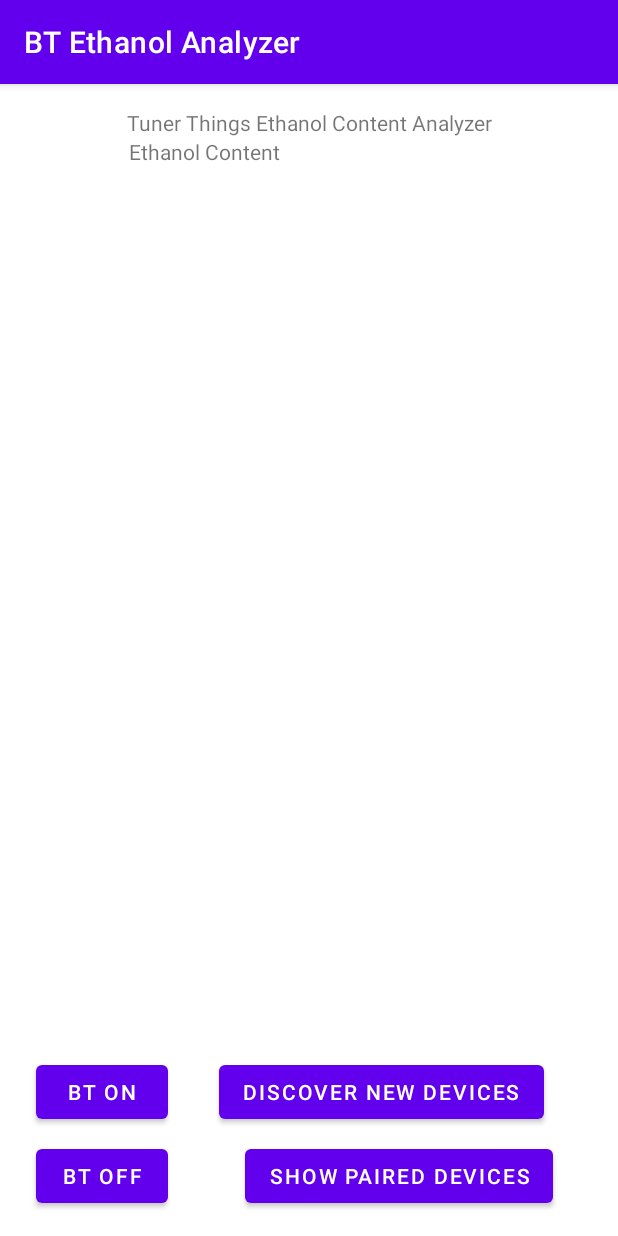
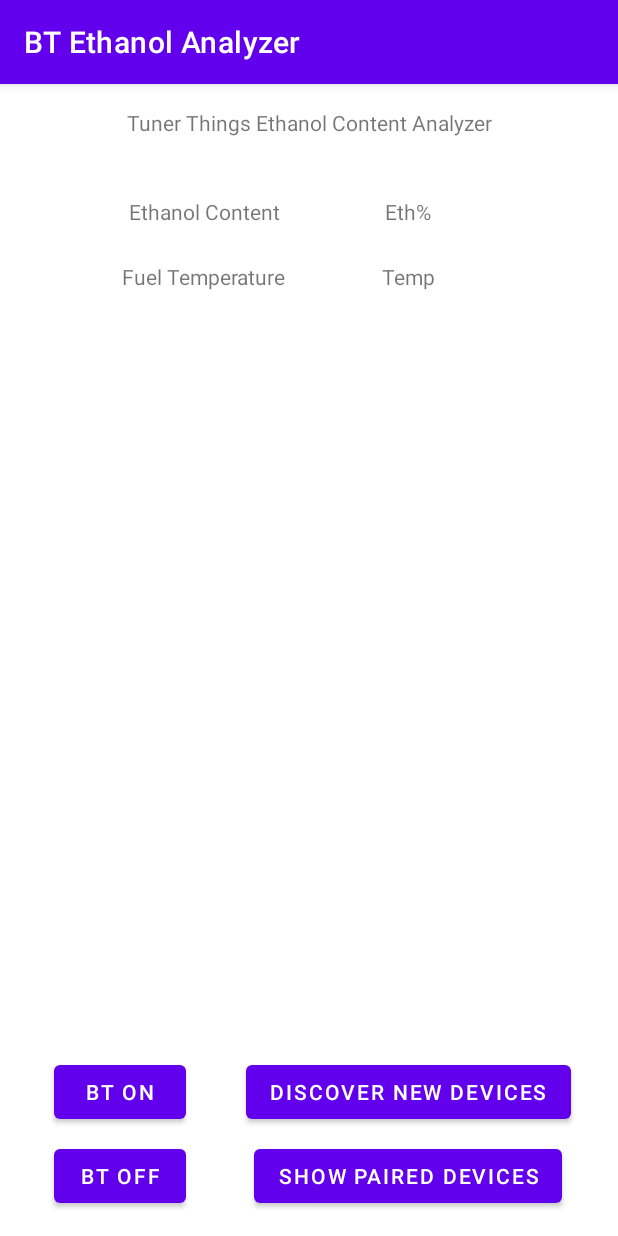
Before and after one commit to FlapjackStaxx/BT-Ethanol-Content-Analyzer, an Android app: the screen it shows after launch (MainActivity), on a phone screen of 412 x 824 dp. Run offline under Robolectric (Android 15) with nearby library versions, the light colour scheme and no system bars.

Commit message:
Created Main layout Created BT Popup for select and device find

```diff
--- a/app/src/main/res/layout/activity_main.xml
+++ b/app/src/main/res/layout/activity_main.xml
@@ -28,19 +28,19 @@
         android:layout_marginBottom="8dp"
         android:text="BT On"
         app:layout_constraintBottom_toTopOf="@+id/btOffBtn"
+        app:layout_constraintEnd_toStartOf="@+id/guidelineL"
         app:layout_constraintStart_toStartOf="parent" />
 
     <Button
         android:id="@+id/btDiscNewBtn"
         android:layout_width="wrap_content"
         android:layout_height="wrap_content"
-        android:layout_marginEnd="16dp"
         android:layout_marginBottom="8dp"
 
         android:text="Discover New Devices"
         app:layout_constraintBottom_toTopOf="@+id/btShowPairedBtn"
-        app:layout_constraintEnd_toEndOf="parent"
-        app:layout_constraintStart_toEndOf="@+id/btOnBtn" />
+        app:layout_constraintEnd_toStartOf="@+id/guidelineR"
+        app:layout_constraintStart_toStartOf="@+id/guidelineR" />
 
     <Button
         android:id="@+id/btOffBtn"
@@ -50,20 +50,20 @@
         android:layout_marginBottom="16dp"
         android:text="BT Off"
         app:layout_constraintBottom_toBottomOf="parent"
+        app:layout_constraintEnd_toStartOf="@+id/guidelineL"
         app:layout_constraintStart_toStartOf="parent" />
 
     <Button
         android:id="@+id/btShowPairedBtn"
         android:layout_width="wrap_content"
         android:layout_height="wrap_content"
-        android:layout_marginStart="24dp"
-        android:layout_marginEnd="16dp"
         android:layout_marginBottom="16dp"
 
         android:text="Show Paired Devices"
         app:layout_constraintBottom_toBottomOf="parent"
-        app:layout_constraintEnd_toEndOf="parent"
-        app:layout_constraintStart_toEndOf="@+id/btOffBtn" />
+        app:layout_constraintEnd_toStartOf="@+id/guidelineR"
+        app:layout_constraintHorizontal_bias="1.0"
+        app:layout_constraintStart_toStartOf="@+id/guidelineR" />
 
     <TextView
         android:id="@+id/nameTv"
@@ -79,10 +79,43 @@
         android:id="@+id/ethTv"
         android:layout_width="wrap_content"
         android:layout_height="wrap_content"
+        android:layout_marginTop="40dp"
         android:text="Ethanol Content"
         app:layout_constraintEnd_toStartOf="@+id/guidelineL"
         app:layout_constraintStart_toStartOf="@+id/guidelineL"
         app:layout_constraintTop_toBottomOf="@+id/nameTv" />
 
+    <TextView
+        android:id="@+id/ethTempTv"
+        android:layout_width="wrap_content"
+        android:layout_height="wrap_content"
+        android:layout_marginTop="24dp"
+        android:text="Fuel Temperature"
+        app:layout_constraintEnd_toStartOf="@+id/guidelineL"
+        app:layout_constraintHorizontal_bias="0.505"
+        app:layout_constraintStart_toStartOf="@+id/guidelineL"
+        app:layout_constraintTop_toBottomOf="@+id/ethTv" />
+
+    <TextView
+        android:id="@+id/ethNumTv"
+        android:layout_width="wrap_content"
+        android:layout_height="wrap_content"
+        android:layout_marginTop="40dp"
+        android:text="Eth%"
+        app:layout_constraintEnd_toStartOf="@+id/guidelineR"
+        app:layout_constraintStart_toStartOf="@+id/guidelineR"
+        app:layout_constraintTop_toBottomOf="@+id/nameTv" />
+
+    <TextView
+        android:id="@+id/ftempNumTv"
+        android:layout_width="wrap_content"
+        android:layout_height="wrap_content"
+        android:layout_marginTop="24dp"
+        android:text="Temp"
+        app:layout_constraintEnd_toStartOf="@+id/guidelineR"
+        app:layout_constraintHorizontal_bias="0.533"
+        app:layout_constraintStart_toStartOf="@+id/guidelineR"
+        app:layout_constraintTop_toBottomOf="@+id/ethNumTv" />
+
 
 </androidx.constraintlayout.widget.ConstraintLayout>
--- /dev/null
+++ b/app/src/main/res/layout/btpopup.xml
@@ -0,0 +1,13 @@
+<LinearLayout xmlns:android="http://schemas.android.com/apk/res/android"
+    xmlns:tools="http://schemas.android.com/tools"
+    android:layout_width="match_parent"
+    android:layout_height="match_parent"
+    android:orientation="vertical">
+
+    <ListView
+        android:id="@+id/devices_list_view"
+        android:layout_width="wrap_content"
+        android:layout_height="wrap_content"
+        android:choiceMode="singleChoice" />
+
+</LinearLayout>
```
